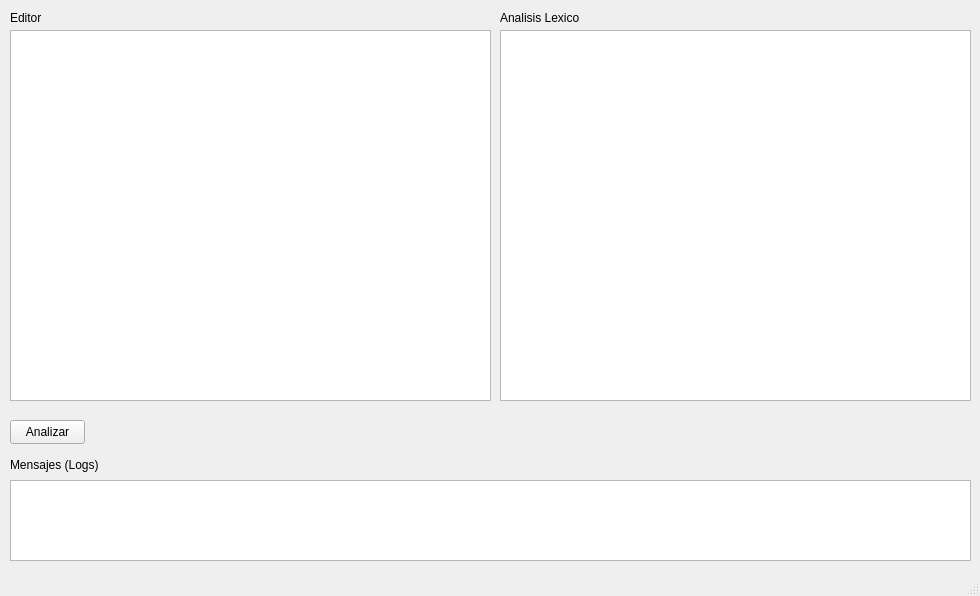
Qt form module/main.ui (Ship-Codex-U/TL2-P03) before a commit.
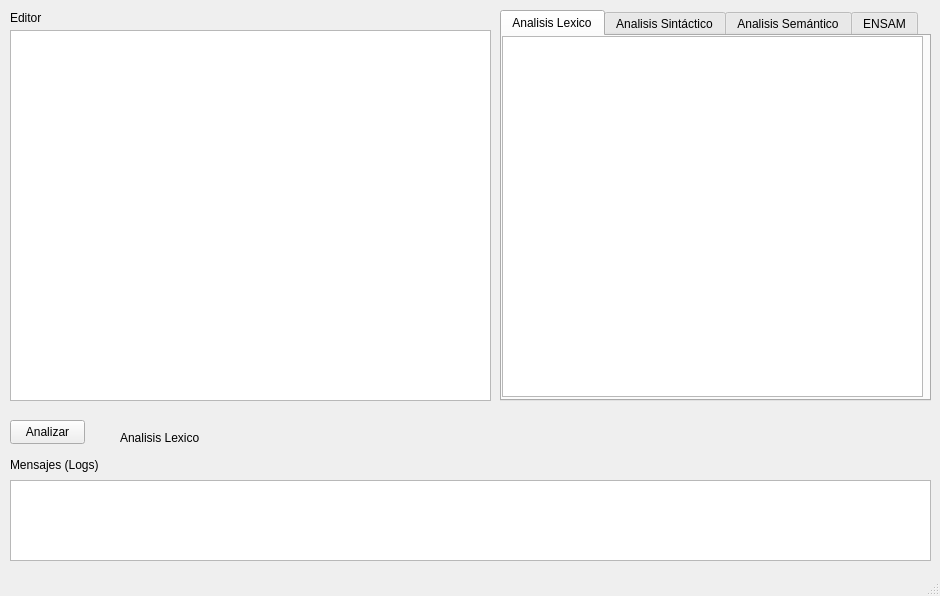
The same form after that commit.

Commit message: Craecion de paneles para presentar los resultados de los analisis

```diff
--- a/module/main.ui
+++ b/module/main.ui
@@ -6,7 +6,7 @@
    <rect>
     <x>0</x>
     <y>0</y>
-    <width>980</width>
+    <width>940</width>
     <height>596</height>
    </rect>
   </property>
@@ -48,7 +48,7 @@
      <rect>
       <x>10</x>
       <y>480</y>
-      <width>961</width>
+      <width>921</width>
       <height>81</height>
      </rect>
     </property>
@@ -85,11 +85,80 @@
      <string>Editor</string>
     </property>
    </widget>
+   <widget class="QTabWidget" name="tabWidget">
+    <property name="geometry">
+     <rect>
+      <x>500</x>
+      <y>10</y>
+      <width>431</width>
+      <height>391</height>
+     </rect>
+    </property>
+    <property name="currentIndex">
+     <number>0</number>
+    </property>
+    <widget class="QWidget" name="tab">
+     <attribute name="title">
+      <string>Analisis Lexico</string>
+     </attribute>
+     <widget class="QTableWidget" name="output_table_result">
+      <property name="geometry">
+       <rect>
+        <x>0</x>
+        <y>0</y>
+        <width>421</width>
+        <height>361</height>
+       </rect>
+      </property>
+     </widget>
+    </widget>
+    <widget class="QWidget" name="tab_2">
+     <attribute name="title">
+      <string>Analisis Sintáctico</string>
+     </attribute>
+     <widget class="QPlainTextEdit" name="output_sintax_analyzer">
+      <property name="geometry">
+       <rect>
+        <x>0</x>
+        <y>0</y>
+        <width>421</width>
+        <height>361</height>
+       </rect>
+      </property>
+      <property name="cursorWidth">
+       <number>1</number>
+      </property>
+     </widget>
+    </widget>
+    <widget class="QWidget" name="tab_3">
+     <attribute name="title">
+      <string>Analisis Semántico</string>
+     </attribute>
+     <widget class="QPlainTextEdit" name="output_semantic_analyzer">
+      <property name="geometry">
+       <rect>
+        <x>0</x>
+        <y>0</y>
+        <width>421</width>
+        <height>361</height>
+       </rect>
+      </property>
+      <property name="cursorWidth">
+       <number>1</number>
+      </property>
+     </widget>
+    </widget>
+    <widget class="QWidget" name="tab_4">
+     <attribute name="title">
+      <string>ENSAM</string>
+     </attribute>
+    </widget>
+   </widget>
    <widget class="QLabel" name="label_3">
     <property name="geometry">
      <rect>
-      <x>500</x>
-      <y>10</y>
+      <x>120</x>
+      <y>430</y>
       <width>101</width>
       <height>16</height>
      </rect>
@@ -98,16 +167,6 @@
      <string>Analisis Lexico</string>
     </property>
    </widget>
-   <widget class="QTableWidget" name="output_table_result">
-    <property name="geometry">
-     <rect>
-      <x>500</x>
-      <y>30</y>
-      <width>471</width>
-      <height>371</height>
-     </rect>
-    </property>
-   </widget>
   </widget>
   <widget class="QMenuBar" name="menubar">
    <property name="geometry">
```
Left out of the diff: 2 changed lines with no effect on the pictures. The commit also changes 3 other files.
